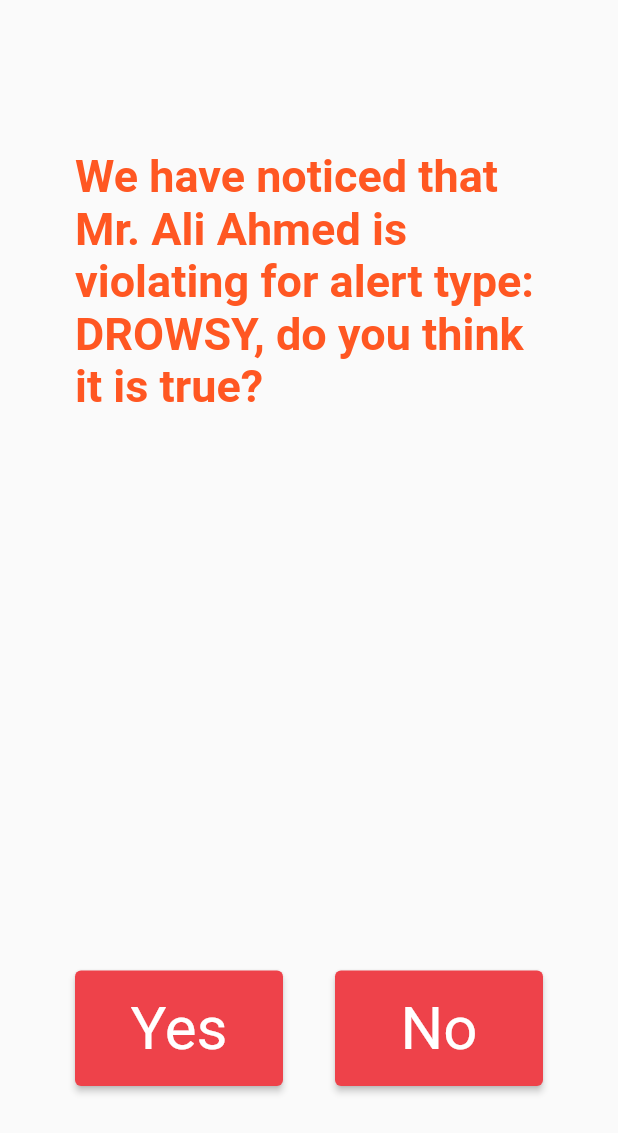
After one commit to Hackfest-2021/mobile, a Flutter app: the PollScreen screen opened directly, on a phone screen of 412 x 824 dp. The commit adds this screen. Shown: the top 1133 px of the screen. Run offline on Flutter 3.47's test engine with Material 2 defaults, Android fonts, the phone set to English and light mode, and no system bars; our stand-ins replace camera, dio, email_validator, firebase_core, firebase_messaging, flutter_local_notifications; missing offline and left inert: websocket_channel_wrapper; accounts and stored records are empty.

Commit message:
wip: add firebase, and poll screen

```diff
--- /dev/null
+++ b/lib/screens/poll.dart
@@ -0,0 +1,64 @@
+import 'package:flutter/cupertino.dart';
+import 'package:flutter/material.dart';
+
+class PollScreen extends StatelessWidget {
+  const PollScreen({Key? key}) : super(key: key);
+
+  @override
+  Widget build(BuildContext context) {
+    return Scaffold(
+      body: SingleChildScrollView(
+        child: SizedBox(
+          height: MediaQuery.of(context).size.height,
+          child: Column(
+            mainAxisAlignment: MainAxisAlignment.center,
+            crossAxisAlignment: CrossAxisAlignment.center,
+            children: <Widget>[
+              const Expanded(
+                  child: Padding(
+                padding: EdgeInsets.only(
+                    top: 100.0, bottom: 100.0, right: 50.0, left: 50.0),
+                child: Text(
+                    "We have noticed that Mr. Ali Ahmed is violating for alert type: DROWSY, do you think it is true?",
+                    style: TextStyle(
+                        color: Colors.deepOrange,
+                        fontWeight: FontWeight.bold,
+                        fontSize: 30)),
+              )),
+              Padding(
+                  padding:
+                      EdgeInsets.only(bottom: 100.0, right: 50.0, left: 50.0),
+                  child: Row(
+                    crossAxisAlignment: CrossAxisAlignment.start,
+                    mainAxisSize: MainAxisSize.max,
+                    children: [
+                      Expanded(
+                          flex: 4,
+                          child: ElevatedButton(
+                            style: ElevatedButton.styleFrom(
+                                textStyle: const TextStyle(fontSize: 40)),
+                            onPressed: () => print("Yes"),
+                            child: const Padding(
+                                padding: EdgeInsets.all(15.0),
+                                child: Text('Yes')),
+                          )),
+                      Expanded(flex: 1, child: Container()),
+                      Expanded(
+                          flex: 4,
+                          child: ElevatedButton(
+                            style: ElevatedButton.styleFrom(
+                                textStyle: const TextStyle(fontSize: 40)),
+                            onPressed: () => print("No"),
+                            child: const Padding(
+                                padding: EdgeInsets.all(15.0),
+                                child: Text('No')),
+                          )),
+                    ],
+                  )),
+            ],
+          ),
+        ),
+      ),
+    );
+  }
+}
--- a/pubspec.yaml
+++ b/pubspec.yaml
@@ -20,7 +20,9 @@ dependencies:
   websocket: ^0.0.5
   websocket_channel_wrapper: ^1.1.4
   image: ^3.0.4
-
+  firebase_messaging: ^10.0.7
+  firebase_core: ^1.6.0
+  flutter_local_notifications: ^8.2.0
 
 
 dev_dependencies:
```
Also changed, not shown: lib/main.dart (+92 -7 lines), pubspec.lock, 4 other files.
